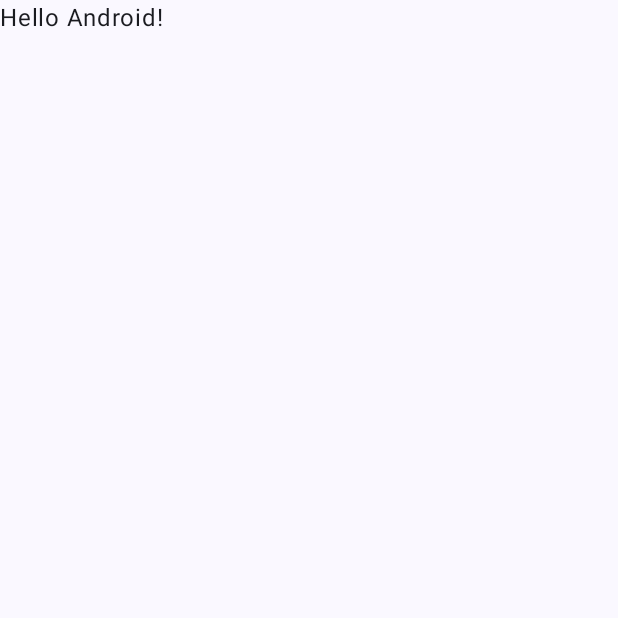
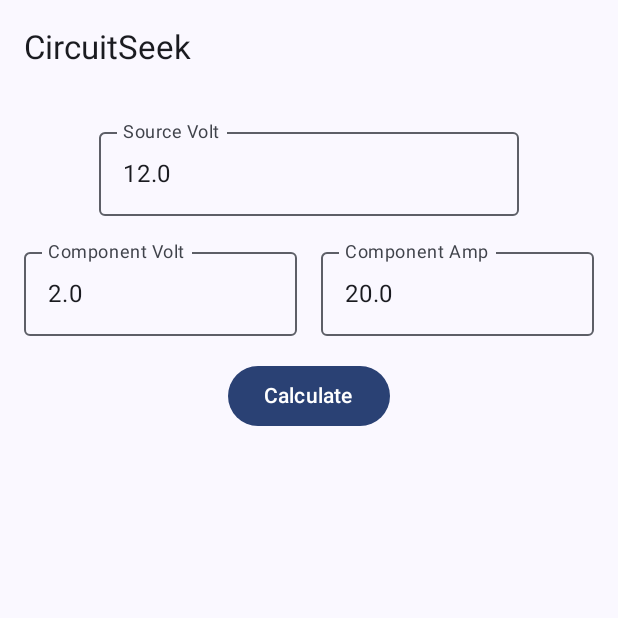
Before and after one commit to MubarakNative/CircuitSeek, an Android app built with Jetpack Compose: the screen it shows after launch (MainActivity), on a phone screen of 412 x 824 dp, the top half of it. Before the commit the part shown is almost empty. Run offline under Robolectric (Android 15) with nearby library versions, the phone set to English and light mode, and no system bars.

Commit message:
Implemented resistance calculator

```diff
--- a/app/src/main/java/com/mubarak/circuitseek/MainActivity.kt
+++ b/app/src/main/java/com/mubarak/circuitseek/MainActivity.kt
@@ -1,16 +1,37 @@
 package com.mubarak.circuitseek
 
 import android.os.Bundle
+import android.widget.Toast
 import androidx.activity.ComponentActivity
 import androidx.activity.compose.setContent
 import androidx.activity.enableEdgeToEdge
+import androidx.compose.foundation.layout.Arrangement
+import androidx.compose.foundation.layout.Column
+import androidx.compose.foundation.layout.Row
 import androidx.compose.foundation.layout.fillMaxSize
+import androidx.compose.foundation.layout.fillMaxWidth
 import androidx.compose.foundation.layout.padding
+import androidx.compose.foundation.rememberScrollState
+import androidx.compose.foundation.text.KeyboardOptions
+import androidx.compose.foundation.verticalScroll
+import androidx.compose.material3.Button
+import androidx.compose.material3.ExperimentalMaterial3Api
+import androidx.compose.material3.OutlinedTextField
 import androidx.compose.material3.Scaffold
 import androidx.compose.material3.Text
+import androidx.compose.material3.TopAppBar
 import androidx.compose.runtime.Composable
+import androidx.compose.runtime.getValue
+import androidx.compose.runtime.mutableStateOf
+import androidx.compose.runtime.remember
+import androidx.compose.runtime.setValue
+import androidx.compose.ui.Alignment
 import androidx.compose.ui.Modifier
+import androidx.compose.ui.platform.LocalContext
+import androidx.compose.ui.res.stringResource
+import androidx.compose.ui.text.input.KeyboardType
 import androidx.compose.ui.tooling.preview.Preview
+import androidx.compose.ui.unit.dp
 import com.mubarak.circuitseek.ui.theme.CircuitSeekTheme
 
 class MainActivity : ComponentActivity() {
@@ -19,11 +40,13 @@ class MainActivity : ComponentActivity() {
         enableEdgeToEdge()
         setContent {
             CircuitSeekTheme {
-                Scaffold(modifier = Modifier.fillMaxSize()) { innerPadding ->
-                    Greeting(
-                        name = "Android",
-                        modifier = Modifier.padding(innerPadding)
-                    )
+                Scaffold(
+                    modifier = Modifier.fillMaxWidth(),
+                    topBar = {
+                        CircuitSeekTopAppBar()
+                    }
+                ) { innerPadding ->
+                    CircuitSeekApp(modifier = Modifier.padding(innerPadding))
                 }
             }
         }
@@ -31,17 +54,108 @@ class MainActivity : ComponentActivity() {
 }
 
 @Composable
-fun Greeting(name: String, modifier: Modifier = Modifier) {
-    Text(
-        text = "Hello $name!",
+fun CircuitSeekApp(modifier: Modifier = Modifier) {
+    val context = LocalContext.current
+
+    var sourceVolt by remember { mutableStateOf("12.0") }
+    var componentVolt by remember { mutableStateOf("2.0") }
+    var componentAmp by remember { mutableStateOf("20.0") }
+    Column(
         modifier = modifier
-    )
+            .fillMaxSize()
+            .padding(16.dp)
+            .verticalScroll(
+                rememberScrollState()
+            ),
+        horizontalAlignment = Alignment.CenterHorizontally,
+    ) {
+        OutlinedTextField(
+            value = sourceVolt,
+            label = { Text(text = "Source Volt") },
+            placeholder = { Text(text = "Sources Volt") },
+            keyboardOptions = KeyboardOptions(keyboardType = KeyboardType.Number),
+            onValueChange = {
+                it.toFloatOrNull()?.let {
+                    sourceVolt = it.toString()
+                }
+            }
+        )
+
+        Row(
+            horizontalArrangement = Arrangement.spacedBy(16.dp)
+        ) {
+            OutlinedTextField(
+                value = componentVolt,
+                label = { Text(text = "Component Volt") },
+                placeholder = { Text(text = "A volt that the component needs") },
+                keyboardOptions = KeyboardOptions(keyboardType = KeyboardType.Number),
+                onValueChange = {
+                    it.toFloatOrNull()?.let {
+                        componentVolt = it.toString()
+                    }
+                },
+                modifier = Modifier
+                    .padding(top = 16.dp)
+                    .weight(1f)
+
+            )
+
+            OutlinedTextField(
+                value = componentAmp,
+                label = { Text(text = "Component Amp") },
+                placeholder = { Text(text = "A amps that the component needs") },
+                keyboardOptions = KeyboardOptions(keyboardType = KeyboardType.Number),
+                onValueChange = {
+                    it.toFloatOrNull()?.let {
+                        componentAmp = it.toString()
+                    }
+                },
+                modifier = Modifier
+                    .padding(top = 16.dp)
+                    .weight(1f)
+
+            )
+        }
+
+        Button(onClick = {
+
+            if (sourceVolt.toFloatOrNull() != null && componentVolt.toFloatOrNull() != null && componentAmp.toFloatOrNull() != null) {
+                val droppedVolt = sourceVolt.toFloat() - componentVolt.toFloat()
+                val componentRequiredAmp = componentAmp.toFloat()
+                val finalResult = droppedVolt / (componentRequiredAmp / 1000)
+                Toast.makeText(
+                    context,
+                    " Use the Resistor $finalResult Ω or above",
+                    Toast.LENGTH_LONG
+                ).show()
+            }
+
+        }, modifier = Modifier.padding(top = 16.dp)) {
+            Text(text = "Calculate")
+        }
+    }
+}
+
+@OptIn(ExperimentalMaterial3Api::class)
+@Composable
+fun CircuitSeekTopAppBar(modifier: Modifier = Modifier) {
+    TopAppBar(title = {
+        Text(text = stringResource(id = R.string.app_name))
+    }, modifier = modifier)
 }
 
 @Preview(showBackground = true)
 @Composable
-fun GreetingPreview() {
+private fun TopAppBarPreview() {
     CircuitSeekTheme {
-        Greeting("Android")
+        CircuitSeekTopAppBar()
     }
 }
+
+@Preview(showBackground = true)
+@Composable
+private fun CircuitSeekAppPreview() {
+    CircuitSeekTheme {
+        CircuitSeekApp()
+    }
+}
```
